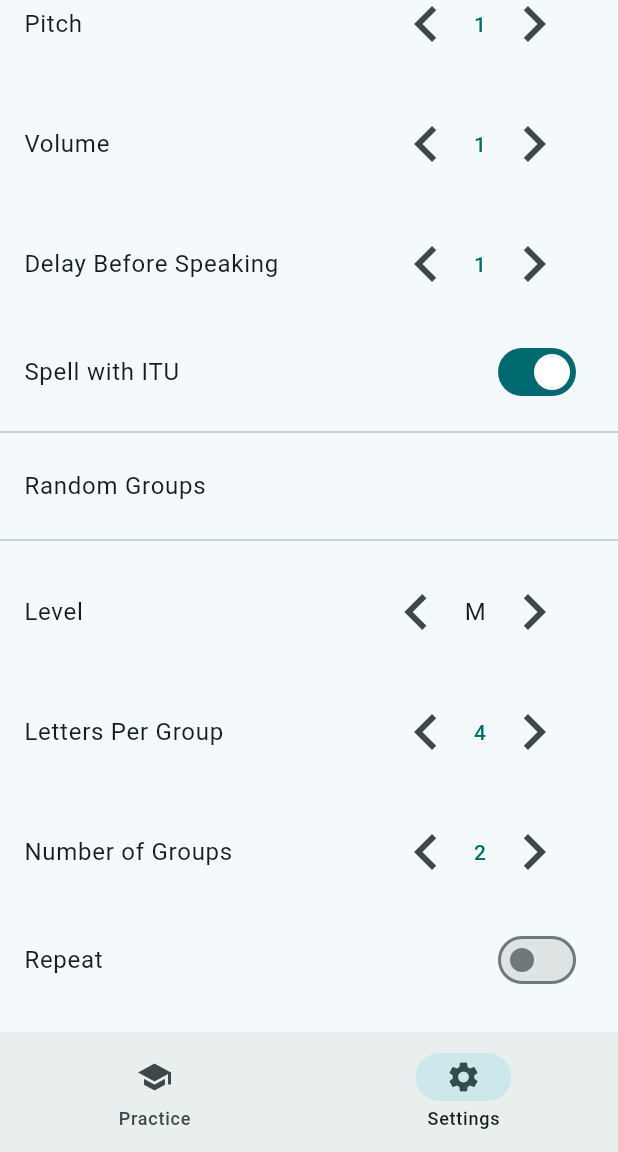
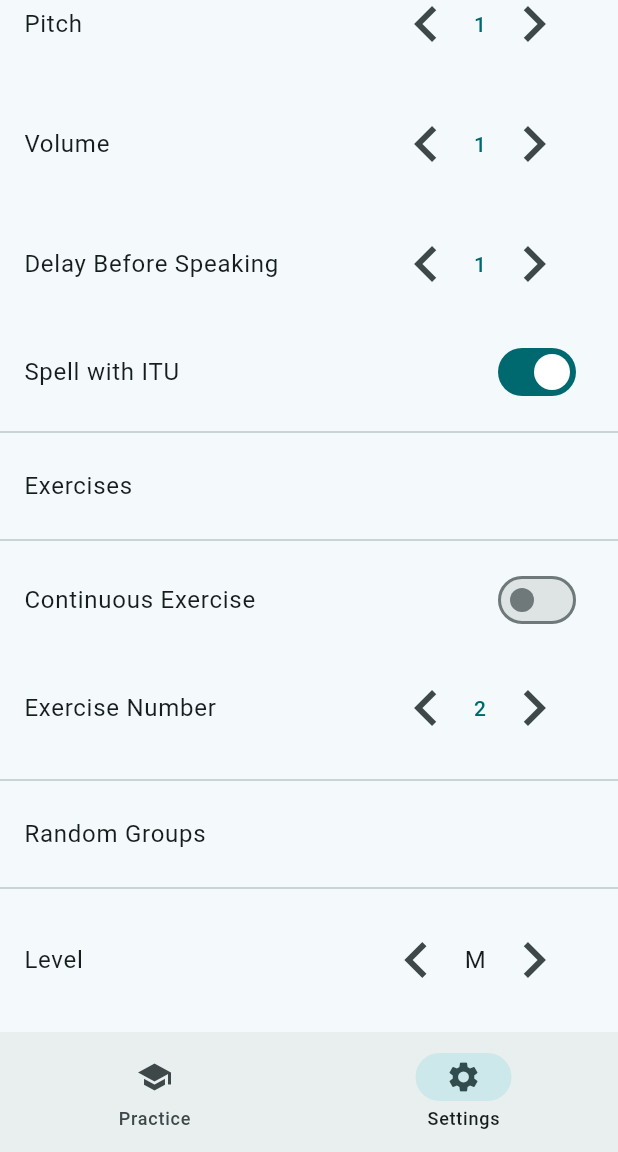
Before and after one commit to AlexandreZani/cw_trainer, a Flutter app: the screen it shows after launch, item 2 of the bottom bar chosen, scrolled down 576 dp, on a phone screen of 412 x 824 dp, the part 84-1236 px from its top. Run offline on Flutter 3.47's test engine with Material 3 defaults, Android fonts, the light colour scheme and no system bars; our stand-ins replace audio_service, flutter_tts, just_audio, shared_preferences; missing offline and left inert: audio_session.

Commit message:
Refactor settings a bit to make adding a new exercise easier.

```diff
--- a/lib/config.dart
+++ b/lib/config.dart
@@ -114,6 +114,23 @@ class TtsConfig extends SharedState {
   }
 }
 
+class SharedExerciseConfig extends SharedState {
+  SharedExerciseConfig(SharedPreferences prefs)
+      : super(prefs, 'shared_exercise');
+
+  bool get repeat => getBool('repeat') ?? false;
+
+  set repeat(bool v) {
+    setBool('repeat', v);
+  }
+
+  int get exerciseNum => getInt('exercise_num') ?? 2;
+
+  set exerciseNum(int n) {
+    setInt('exercise_num', max(n, 1));
+  }
+}
+
 class RandomGroupsConfig extends SharedState {
   RandomGroupsConfig(SharedPreferences prefs) : super(prefs, 'random_groups');
 
@@ -136,18 +153,6 @@ class RandomGroupsConfig extends SharedState {
     setInt('group_size', s);
   }
 
-  int get groupNum => getInt('group_num') ?? 2;
-
-  set groupNum(int n) {
-    setInt('group_num', max(n, 1));
-  }
-
-  bool get repeat => getBool('repeat') ?? false;
-
-  set repeat(bool v) {
-    setBool('repeat', v);
-  }
-
   bool get forceLatest => getBool('force_latest') ?? true;
 
   set forceLatest(bool v) {
@@ -158,17 +163,19 @@ class RandomGroupsConfig extends SharedState {
 class AppConfig extends ChangeNotifier {
   CwConfig cw;
   TtsConfig tts;
+  SharedExerciseConfig sharedExercise;
   RandomGroupsConfig randomGroups;
 
-  AppConfig(this.cw, this.tts, this.randomGroups) {
+  AppConfig(this.cw, this.tts, this.sharedExercise, this.randomGroups) {
     cw.addListener(notifyListeners);
     tts.addListener(notifyListeners);
     randomGroups.addListener(notifyListeners);
+    sharedExercise.addListener(notifyListeners);
   }
 
   static AppConfig buildFromShared(SharedPreferences prefs) {
-    return AppConfig(
-        CwConfig(prefs), TtsConfig(prefs), RandomGroupsConfig(prefs));
+    return AppConfig(CwConfig(prefs), TtsConfig(prefs),
+        SharedExerciseConfig(prefs), RandomGroupsConfig(prefs));
   }
 }
 
--- a/lib/exercises.dart
+++ b/lib/exercises.dart
@@ -43,12 +43,14 @@ class RandomGroupsExercise extends Exercise {
   final Random _random = Random();
   final RandomGroupsConfig _config;
   final TtsConfig _ttsConfig;
+  final SharedExerciseConfig _sharedExercise;
   int _remainingGroups;
 
   RandomGroupsExercise(super._appConfig)
       : _config = _appConfig.randomGroups,
         _ttsConfig = _appConfig.tts,
-        _remainingGroups = _appConfig.randomGroups.groupNum;
+        _remainingGroups = _appConfig.sharedExercise.exerciseNum,
+        _sharedExercise = _appConfig.sharedExercise;
 
   String _randomGroup() {
     String group = '';
@@ -70,7 +72,7 @@ class RandomGroupsExercise extends Exercise {
   @override
   void _replenishQueue() {
     log.finest('_replenishQueue $_remainingGroups');
-    if (!_config.repeat) {
+    if (!_sharedExercise.repeat) {
       if (_remainingGroups <= 0) {
         return;
       }
--- a/lib/settings_page.dart
+++ b/lib/settings_page.dart
@@ -20,13 +20,44 @@ class SettingsPage extends StatelessWidget {
         CWSettings(appState: appState),
         const Divider(),
         TTSSettings(appState: appState),
+        SharedExerciseSettings(appState: appState),
         const Divider(),
         RandomGroupsSettings(appState: appState),
+      ],
+    );
+  }
+}
+
+class SharedExerciseSettings extends StatelessWidget {
+  const SharedExerciseSettings({
+    super.key,
+    required this.appState,
+  });
+
+  final MyAppState appState;
+
+  @override
+  Widget build(BuildContext context) {
+    return Column(
+      children: [
+        const Divider(),
+        const ListTile(title: Text('Exercises')),
+        const Divider(),
         BoolSetting(
-          label: "Force Latest Letter",
-          initialValue: appState.appConfig.randomGroups.forceLatest,
+          label: "Continuous Exercise",
+          initialValue: appState.appConfig.sharedExercise.repeat,
           onChanged: (bool v) {
-            appState.appConfig.randomGroups.forceLatest = v;
+            appState.appConfig.sharedExercise.repeat = v;
+          },
+        ),
+        NumSettingChevron(
+          label: "Exercise Number",
+          initialValue: appState.appConfig.sharedExercise.exerciseNum,
+          min: 1,
+          max: 15,
+          step: 1,
+          onSelected: (int i) {
+            appState.appConfig.sharedExercise.exerciseNum = i;
           },
         ),
       ],
@@ -59,21 +90,11 @@ class RandomGroupsSettings extends StatelessWidget {
             appState.appConfig.randomGroups.groupSize = i;
           },
         ),
-        NumSettingChevron(
-          label: "Number of Groups",
-          initialValue: appState.appConfig.randomGroups.groupNum,
-          min: 1,
-          max: 15,
-          step: 1,
-          onSelected: (int i) {
-            appState.appConfig.randomGroups.groupNum = i;
-          },
-        ),
         BoolSetting(
-          label: "Repeat",
-          initialValue: appState.appConfig.randomGroups.repeat,
+          label: "Force Latest Letter",
+          initialValue: appState.appConfig.randomGroups.forceLatest,
           onChanged: (bool v) {
-            appState.appConfig.randomGroups.repeat = v;
+            appState.appConfig.randomGroups.forceLatest = v;
           },
         ),
       ],
```
